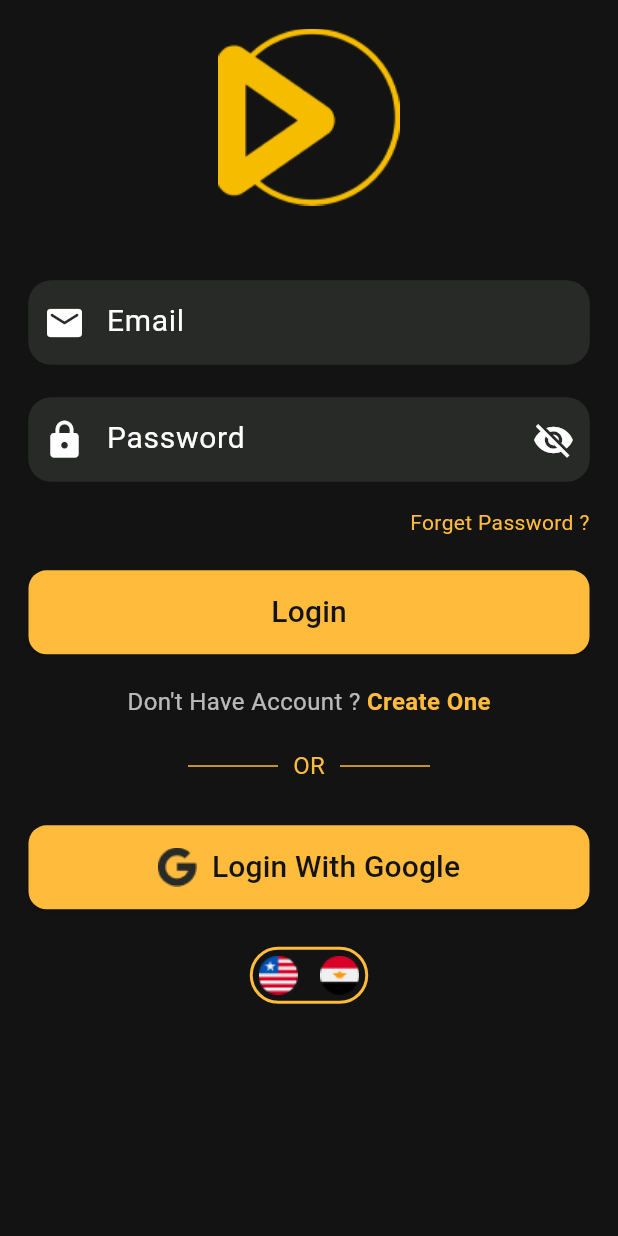
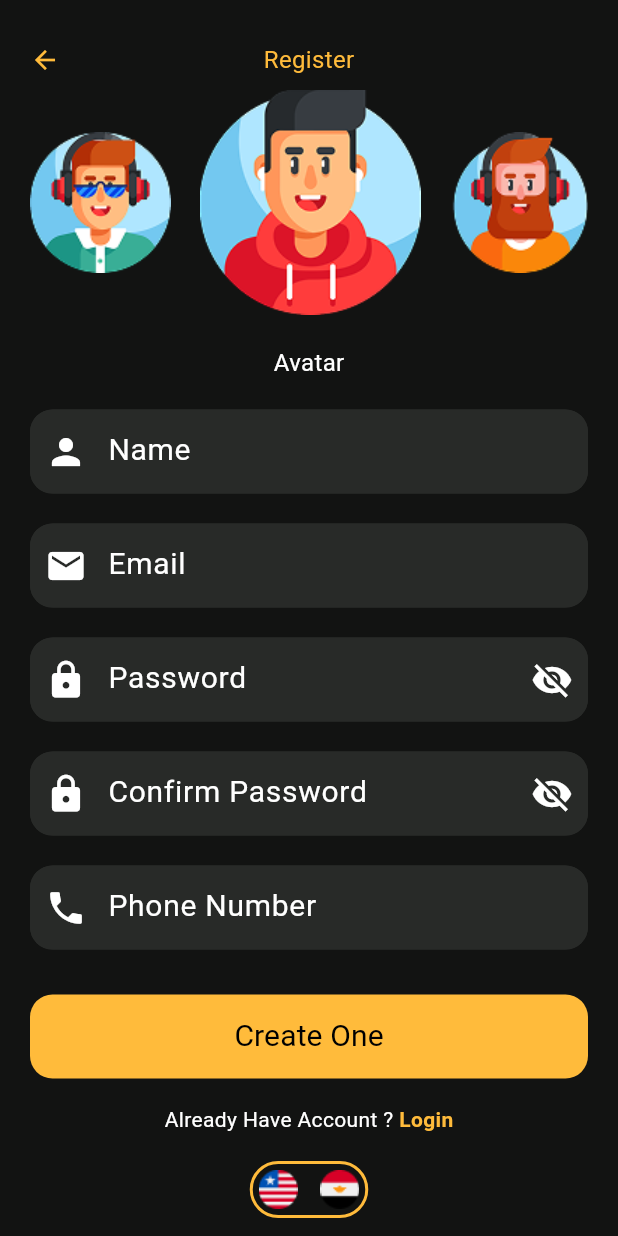
Before and after one commit to MennaTaha17/Movies-App, a Flutter app: the screen it shows after launch, on a phone screen of 412 x 824 dp. Run offline on Flutter 3.47's test engine with Material 3 defaults, Android fonts, the phone set to English and light mode, and no system bars; our stand-ins replace flutter_svg, vector_graphics.

Commit message:
signUp_ui

```diff
--- a/lib/common/Widget/custom_main_button.dart
+++ b/lib/common/Widget/custom_main_button.dart
@@ -21,7 +21,11 @@ class CustomMainButton extends StatelessWidget {
           child: SizedBox(
             height: 56,
             child: FilledButton(
-              style: FilledButton.styleFrom(backgroundColor: color),
+              style: FilledButton.styleFrom(backgroundColor: color,
+              shape: RoundedRectangleBorder(borderRadius: BorderRadius.circular(15)
+
+              )),
+
               onPressed: onPressed,
               child: Text(
                 text,
--- a/lib/common/Widget/custom_text_filed.dart
+++ b/lib/common/Widget/custom_text_filed.dart
@@ -32,7 +32,7 @@ class CustomTextFiled extends StatelessWidget {
           enabledBorder: _getborder(),
           errorBorder: _getborder(errorColor: Colors.red),
           prefixIcon: _buildPrefixIcon(),
-          suffixIcon: text == 'Password'
+          suffixIcon:( text == 'Password'|| text=='Confirm Password')
               ? Icon(
             Icons.visibility_off,
             color: AppColors.whiteColor,
--- a/lib/main.dart
+++ b/lib/main.dart
@@ -1,6 +1,7 @@
 import 'package:flutter/material.dart';
 import 'package:movies/common/Theme/theme.dart';
 import 'package:movies/screens/auth/login_screen.dart';
+import 'package:movies/screens/auth/sign_up_screen.dart';
 import 'package:movies/screens/update%20profile/update_profile.dart';
 
 void main() {
@@ -17,7 +18,7 @@ class MyApp extends StatelessWidget {
       theme: AppTheme.appTheme,
       title: 'Movies App',
       // home: Scaffold(body: Container(color: AppColors.whiteColor)),
-      home: LoginScreen(),
+      home: SignUpScreen(),
     );
   }
 }
--- a/lib/screens/auth/login_screen.dart
+++ b/lib/screens/auth/login_screen.dart
@@ -54,7 +54,7 @@ class LoginScreen extends StatelessWidget {
                       backgroundColor: AppColors.yellowColor,
                       foregroundColor: AppColors.blackColor,
                       shape: RoundedRectangleBorder(
-                        borderRadius: BorderRadius.all(Radius.circular(12)),
+                        borderRadius: BorderRadius.all(Radius.circular(15)),
                       ),
                     ),
                     onPressed: () {},
@@ -125,7 +125,7 @@ class LoginScreen extends StatelessWidget {
                       backgroundColor: AppColors.yellowColor,
                       foregroundColor: AppColors.blackColor,
                       shape: RoundedRectangleBorder(
-                        borderRadius: BorderRadius.all(Radius.circular(12)),
+                        borderRadius: BorderRadius.all(Radius.circular(15)),
                       ),
                     ),
                     onPressed: () {},
--- a/lib/screens/auth/sign_up_screen.dart
+++ b/lib/screens/auth/sign_up_screen.dart
@@ -0,0 +1,198 @@
+import 'package:flutter/material.dart';
+import 'package:movies/common/Theme/app_colors.dart';
+import 'package:movies/common/Widget/custom_text_filed.dart';
+import 'package:movies/common/Widget/custom_main_button.dart';
+
+class SignUpScreen extends StatelessWidget {
+  const SignUpScreen({super.key});
+
+  @override
+  Widget build(BuildContext context) {
+    return Scaffold(
+        body: SafeArea(
+        child: SingleChildScrollView(
+            padding: const EdgeInsets.symmetric(horizontal: 20, vertical: 20),
+            child: Column(
+                crossAxisAlignment: CrossAxisAlignment.center,
+                children: [Stack(
+                  alignment: Alignment.center,
+                  children: [
+                    Align(
+                      alignment: Alignment.topLeft,
+                      child: Icon(
+                        Icons.arrow_back,
+                        color: AppColors.yellowColor,
+                        size: 20,
+                      ),
+                    ),
+                    Center(
+                      child: Text(
+                        "Register",
+                        style: TextStyle(
+                          color: AppColors.yellowColor,
+                          fontSize: 16,
+                          fontWeight: FontWeight.w400,
+                        ),
+                      ),
+                    ),
+                    const SizedBox(height:40 ,)
+                  ],
+                ),
+                 SingleChildScrollView(
+                   scrollDirection: Axis.horizontal,
+                  child:
+                  Row(
+                    mainAxisAlignment: MainAxisAlignment.center,
+
+                    children: [
+
+                      Image.asset('asstes/images/png/avatar(3).png', width: 94, height: 94),
+
+                      const SizedBox(width: 18),
+
+
+                      Column(
+                        children: [
+                          Image.asset('asstes/images/png/avatar(1).png', width: 150, height: 150),
+                        ],
+                      ),
+
+                      const SizedBox(width: 18),
+
+                      Image.asset('asstes/images/png/avatar(2).png', width: 94, height: 94),
+                      const SizedBox(height: 41),
+
+],
+                  ),
+                 ),
+                   const SizedBox(height: 20),
+
+
+                   Row(
+                     mainAxisAlignment: MainAxisAlignment.center,
+                     children: [
+                       Text(
+                         "Avatar",
+                         style: TextStyle(
+                           color: AppColors.whiteColor,
+                           fontSize: 16,
+                           fontWeight: FontWeight.w400,
+                         ),
+                       ),
+                     ],
+                   ),
+
+                   const SizedBox(height: 20),
+
+
+                   Column(
+                     children: const [
+                       CustomTextFiled(
+                         icon: Icons.person,
+                         text: 'Name',
+                       ),
+                       SizedBox(height: 20),
+                       CustomTextFiled(
+                         icon: Icons.email,
+                         text: 'Email',
+                       ),
+                       SizedBox(height: 20),
+                       CustomTextFiled(
+                         icon: Icons.lock,
+                         text: 'Password',
+                         isPassword: true,
+                       ),
+                       SizedBox(height: 20),
+                       CustomTextFiled(
+                         icon: Icons.lock,
+                         text: 'Confirm Password',
+                         isPassword: true,
+                       ),
+                       SizedBox(height: 20),
+                       CustomTextFiled(
+                         icon: Icons.phone,
+                         text: 'Phone Number',
+                       ),
+                       const SizedBox(height: 30),
+],
+                   ),
+                       CustomMainButton(
+                         text: 'Create One',
+                         color: AppColors.yellowColor,
+                         textColor: Colors.black,
+                         onPressed: () {
+
+                         },
+                       ),
+
+                  SizedBox(height: 17),
+                  Row(
+                    mainAxisAlignment: MainAxisAlignment.center,
+                    children: [
+                      Text(
+                        "Already Have Account ? ",
+                        style: TextStyle(
+                          color: AppColors.whiteColor,
+                          fontSize: 14,
+                        ),
+                      ),
+                      GestureDetector(
+                        onTap: () {
+
+                        },
+                        child: Text(
+                          "Login",
+                          style: TextStyle(
+                            color: AppColors.yellowColor,
+                            fontSize: 14,
+                            fontWeight: FontWeight.bold,
+                          ),
+                        ),
+                      ),
+                    ],
+                  ),
+                  const SizedBox(height: 18),
+                  Container(
+                    padding: const EdgeInsets.all(4),
+                    decoration: BoxDecoration(
+                      color: Colors.transparent,
+                      border: Border.all(
+                        color: AppColors.yellowColor,
+                        width: 2,
+                      ),
+                      borderRadius: BorderRadius.circular(30),
+                    ),
+                    child: Row(
+                      mainAxisSize: MainAxisSize.min,
+                      mainAxisAlignment: MainAxisAlignment.center,
+                      children: [
+                        Image.asset(
+                          'asstes/images/png/usatate_flag.png',
+                          width: 26,
+                          height: 26,
+                        ),
+                        const SizedBox(width: 15),
+                        Image.asset(
+                          'asstes/images/png/egypt_flag.png',
+                          width: 26,
+                          height: 26,
+                        ),
+                      ],
+                    ),
+                  ),
+
+                  const SizedBox(height: 25),
+                ],
+            ),
+         ),
+                   ),
+
+
+
+                //
+        );
+
+
+
+  }
+}
```
Also changed, not shown: asstes/images/png/avatar(1).png (added), asstes/images/png/avatar(2).png (added), asstes/images/png/avatar(3).png (added), 1 other file.
